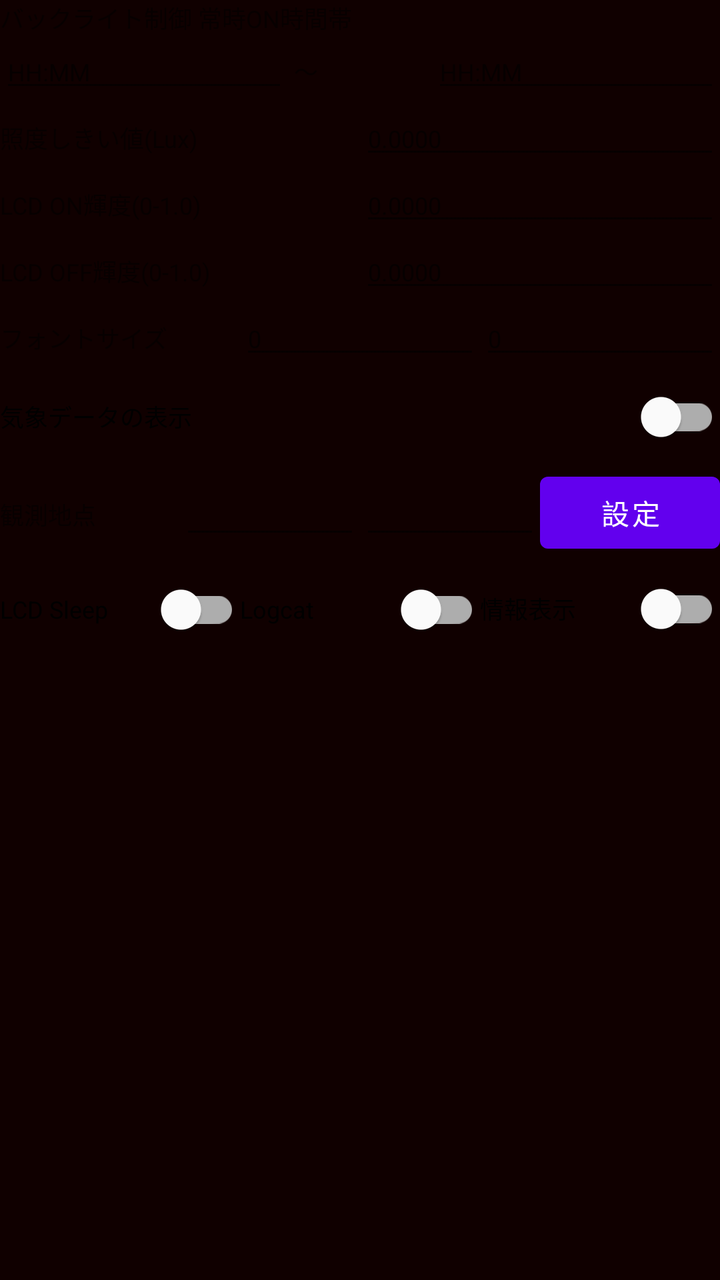
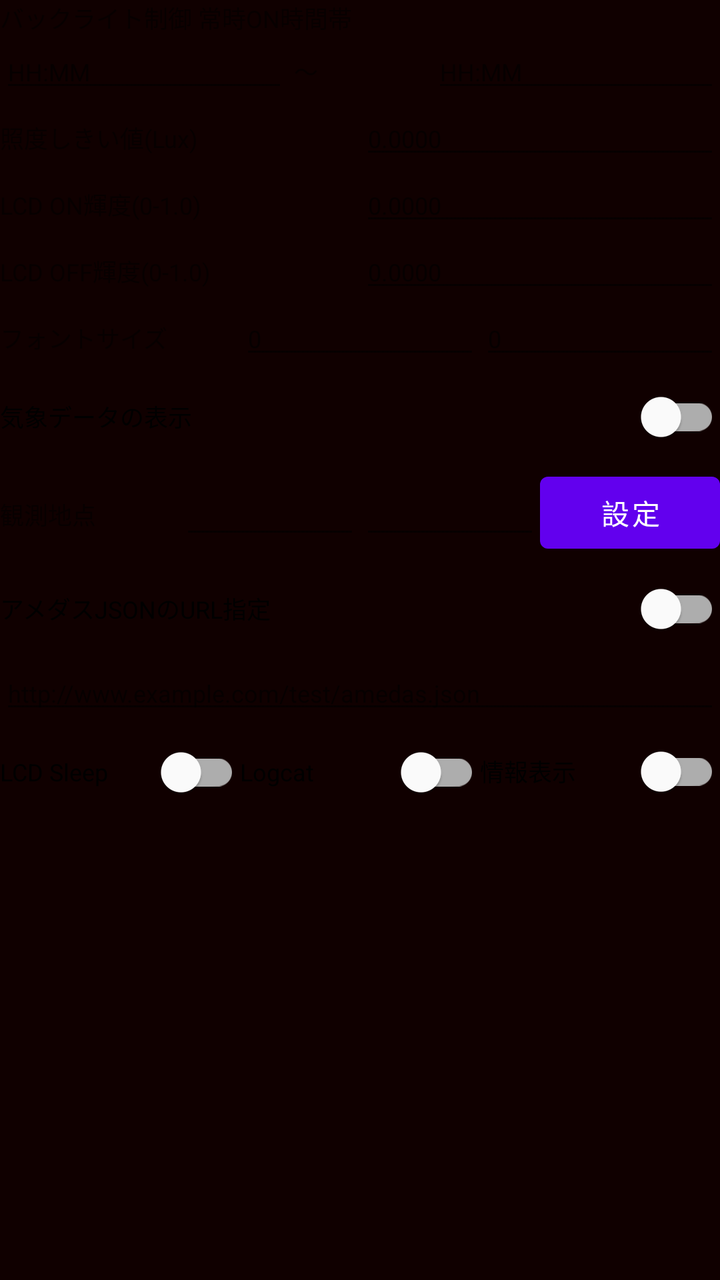

An Android layout rendered at two revisions. The XML below is the earlier revision; the diff shows what the commit changed to produce the second picture.
<!-- AndroidManifest.xml: application theme Theme.SimpleDeskClock -->
<!-- res/layout/setting_layout.xml -->
<?xml version="1.0" encoding="utf-8"?>
<ScrollView xmlns:android="http://schemas.android.com/apk/res/android"
    android:layout_width="match_parent"
    android:layout_height="match_parent">
<LinearLayout
    android:layout_width="match_parent"
    android:layout_height="wrap_content"
    android:layout_margin="0dp"
    android:orientation="vertical">

    <TextView
        android:id="@+id/textLabelTitle01"
        android:layout_width="match_parent"
        android:layout_height="wrap_content"
        android:text="バックライト制御 常時ON時間帯"
        android:textSize="12sp" />

    <LinearLayout
        android:layout_width="match_parent"
        android:layout_height="match_parent"
        android:orientation="horizontal">

        <EditText
            android:id="@+id/editText_TimeBklightOnStart"
            android:layout_width="0dp"
            android:layout_height="wrap_content"
            android:layout_weight="2"
            android:textSize="12sp"
            android:hint="HH:MM"
            android:autofillHints=""
            android:inputType="none" />

        <TextView
            android:id="@+id/textLabel_TimeBetween"
            android:layout_width="0dp"
            android:layout_height="wrap_content"
            android:layout_weight="1"
            android:text=" 〜 "
            android:textSize="12sp" />

        <EditText
            android:id="@+id/editText_TimeBklightOnEnd"
            android:layout_width="0dp"
            android:layout_height="wrap_content"
            android:layout_weight="2"
            android:textSize="12sp"
            android:hint="HH:MM"
            android:autofillHints=""
            android:inputType="none" />

    </LinearLayout>

    <LinearLayout
        android:layout_width="match_parent"
        android:layout_height="match_parent"
        android:orientation="horizontal">

        <TextView
            android:id="@+id/textLabel_LightSensorValue"
            android:layout_width="0dp"
            android:layout_height="wrap_content"
            android:layout_weight="1"
            android:text="照度しきい値(Lux)"
            android:textSize="12sp" />

        <EditText
            android:id="@+id/editText_LightSensorValue"
            android:layout_width="0dp"
            android:layout_height="wrap_content"
            android:layout_weight="1"
            android:textSize="12sp"
            android:hint="0.0000"
            android:autofillHints=""
            android:inputType="numberDecimal"
            android:digits="0123456789."/>
    </LinearLayout>

    <LinearLayout
        android:layout_width="match_parent"
        android:layout_height="match_parent"
        android:orientation="horizontal">

        <TextView
            android:id="@+id/textLabel_LcdOnBrightness"
            android:layout_width="0dp"
            android:layout_height="wrap_content"
            android:layout_weight="1"
            android:text="LCD ON輝度(0-1.0)"
            android:textSize="12sp" />

        <EditText
            android:id="@+id/editText_LcdOnBrightness"
            android:layout_width="0dp"
            android:layout_height="wrap_content"
            android:layout_weight="1"
            android:textSize="12sp"
            android:hint="0.0000"
            android:autofillHints=""
            android:inputType="numberDecimal"
            android:digits="0123456789."/>
    </LinearLayout>

    <LinearLayout
        android:layout_width="match_parent"
        android:layout_height="match_parent"
        android:orientation="horizontal">

        <TextView
            android:id="@+id/textLabel_LcdOffBrightness"
            android:layout_width="0dp"
            android:layout_height="wrap_content"
            android:layout_weight="1"
            android:text="LCD OFF輝度(0-1.0)"
            android:textSize="12sp" />

        <EditText
            android:id="@+id/editText_LcdOffBrightness"
            android:layout_width="0dp"
            android:layout_height="wrap_content"
            android:layout_weight="1"
            android:textSize="12sp"
            android:hint="0.0000"
            android:autofillHints=""
            android:inputType="numberDecimal"
            android:digits="0123456789."/>
    </LinearLayout>

    <LinearLayout
        android:layout_width="match_parent"
        android:layout_height="match_parent"
        android:orientation="horizontal">

        <TextView
            android:id="@+id/textLabel_FontSize"
            android:layout_width="0dp"
            android:layout_height="wrap_content"
            android:layout_weight="1"
            android:text="フォントサイズ"
            android:textSize="12sp" />

        <EditText
            android:id="@+id/editText_FontSize_Date"
            android:layout_width="0dp"
            android:layout_height="wrap_content"
            android:layout_weight="1"
            android:textSize="12sp"
            android:hint="0"
            android:autofillHints=""
            android:inputType="number"
            android:digits="0123456789"/>
        <EditText
            android:id="@+id/editText_FontSize_Time"
            android:layout_width="0dp"
            android:layout_height="wrap_content"
            android:layout_weight="1"
            android:textSize="12sp"
            android:hint="0"
            android:autofillHints=""
            android:inputType="number"
            android:digits="0123456789"/>
    </LinearLayout>

    <LinearLayout
        android:layout_width="match_parent"
        android:layout_height="match_parent"
        android:orientation="horizontal">

        <com.google.android.material.switchmaterial.SwitchMaterial
            android:id="@+id/switch_AmadasDisp"
            android:layout_width="0dp"
            android:layout_height="wrap_content"
            android:layout_weight="1"
            android:text="気象データの表示"
            android:textSize="12sp" />
    </LinearLayout>

        <LinearLayout
        android:layout_width="match_parent"
        android:layout_height="wrap_content"
        android:orientation="horizontal">

        <TextView
            android:id="@+id/textLabel_Station"
            android:layout_width="0dp"
            android:layout_height="wrap_content"
            android:layout_weight="1"
            android:text="観測地点"
            android:textSize="12sp" />

        <EditText
            android:id="@+id/editText_StationNo"
            android:layout_width="0dp"
            android:layout_height="wrap_content"
            android:layout_weight="1"
            android:inputType="none"
            android:focusable="false"
            android:textSize="18sp"
            android:autofillHints="" />

        <EditText
            android:id="@+id/editText_StationName"
            android:layout_width="0dp"
            android:layout_height="wrap_content"
            android:layout_weight="1"
            android:inputType="none"
            android:focusable="false"
            android:textSize="18sp"
            android:autofillHints="" />

        <Button
            android:id="@+id/button_setStation"
            android:layout_width="0dp"
            android:layout_height="wrap_content"
            android:layout_weight="1"
            android:text="設定" />

    </LinearLayout>

    <LinearLayout
        android:layout_width="match_parent"
        android:layout_height="match_parent"
        android:orientation="horizontal">

        <com.google.android.material.switchmaterial.SwitchMaterial
            android:id="@+id/switch_KeepScreenOn"
            android:layout_width="0dp"
            android:layout_height="wrap_content"
            android:layout_weight="1"
            android:text="LCD Sleep"
            android:textSize="12sp" />
        <com.google.android.material.switchmaterial.SwitchMaterial
            android:id="@+id/switch_DebugLog"
            android:layout_width="0dp"
            android:layout_height="wrap_content"
            android:layout_weight="1"
            android:text="Logcat"
            android:textSize="12sp" />
        <com.google.android.material.switchmaterial.SwitchMaterial
            android:id="@+id/switch_DebugScreen"
            android:layout_width="0dp"
            android:layout_height="wrap_content"
            android:layout_weight="1"
            android:text="情報表示"
            android:textSize="12sp" />

    </LinearLayout>

</LinearLayout>
</ScrollView>
<!-- resources referenced by this layout -->
<resources>
  <style name="Theme.SimpleDeskClock" parent="Theme.MaterialComponents.DayNight.NoActionBar">
          
          <item name="colorPrimary">@color/purple_500</item>
          <item name="colorPrimaryVariant">@color/purple_700</item>
          <item name="colorOnPrimary">@color/white</item>
          
          <item name="colorSecondary">@color/teal_200</item>
          <item name="colorSecondaryVariant">@color/teal_700</item>
          <item name="colorOnSecondary">@color/black</item>
          
          <item name="android:statusBarColor" tools:targetApi="21">?attr/colorPrimaryVariant</item>
          
  
          
          <item name="android:windowBackground">@color/dark_brown</item>
      </style>
  <color name="purple_500">#FF6200EE</color>
  <color name="purple_700">#FF3700B3</color>
  <color name="white">#FFFFFFFF</color>
  <color name="teal_200">#FF03DAC5</color>
  <color name="teal_700">#FF018786</color>
  <color name="black">#FF000000</color>
  <color name="dark_brown">#FF100000</color>
</resources>

<!-- the commit's change to res/layout/setting_layout.xml (unified diff, before → after) -->
@@ -216,6 +216,23 @@
 
     </LinearLayout>
 
+
+    <com.google.android.material.switchmaterial.SwitchMaterial
+        android:id="@+id/switch_AmadasUserUrl"
+        android:layout_width="match_parent"
+        android:layout_height="wrap_content"
+        android:text="アメダスJSONのURL指定"
+        android:textSize="12sp" />
+
+    <EditText
+        android:id="@+id/editText_AmedasUserUrl"
+        android:layout_width="match_parent"
+        android:layout_height="wrap_content"
+        android:inputType="text"
+        android:textSize="12sp"
+        android:hint="http://www.example.com/test/amedas.json"
+        android:autofillHints="" />
+
     <LinearLayout
         android:layout_width="match_parent"
         android:layout_height="match_parent"
